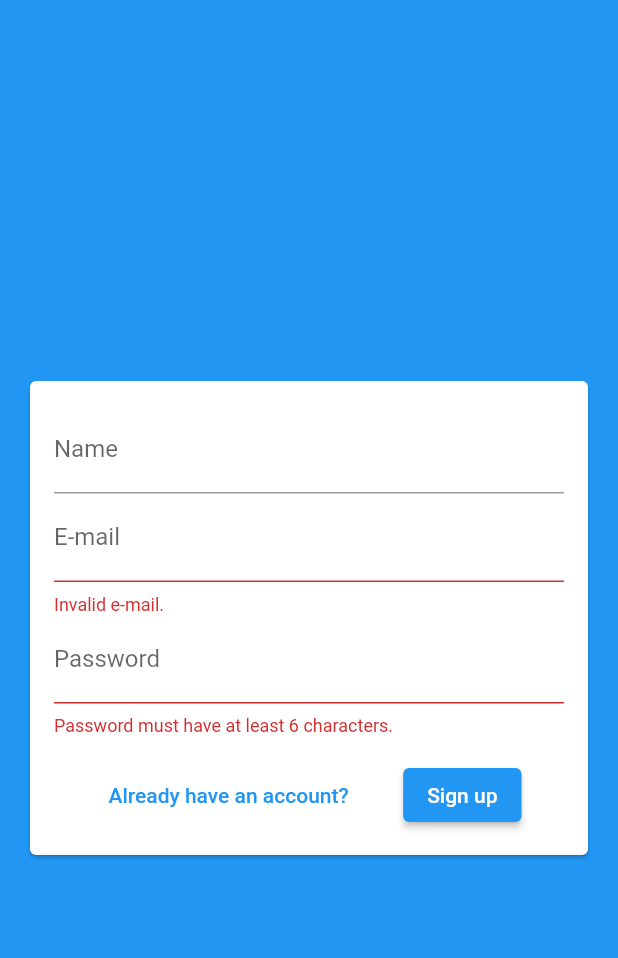
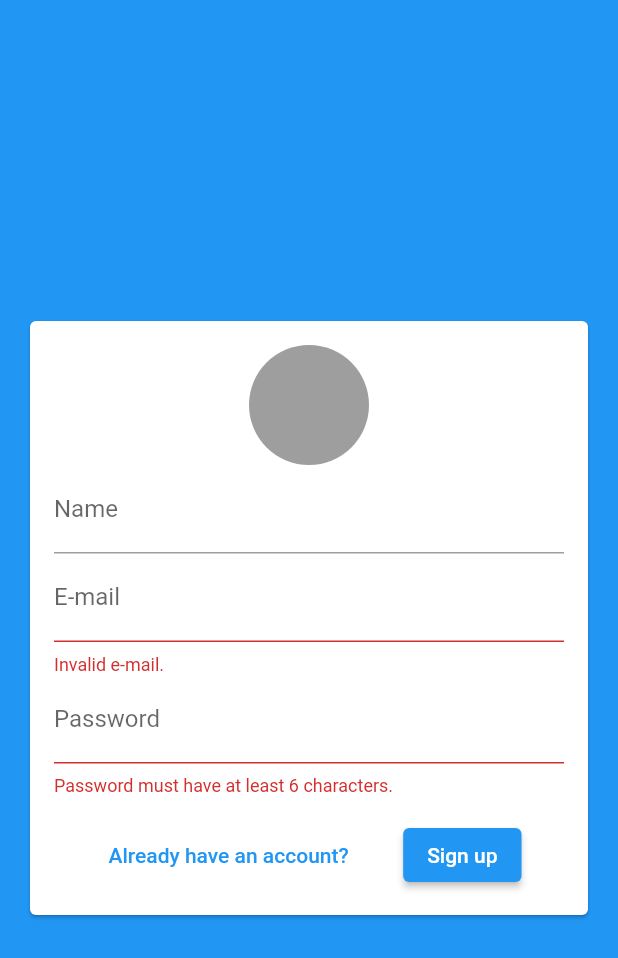
Before and after one commit to Luis020-hub/Chat, a Flutter app: the screen it shows after launch, after a tap on "Login", after a tap on "Create a new account", on a phone screen of 412 x 824 dp. Shown: the top 958 px of the screen. Run offline on Flutter 3.47's test engine with Material 2 defaults, Android fonts, the phone set to English and light mode, and no system bars; our stand-ins replace percent_indicator.

Commit message:
11/04/2023
- Colocando a imagem ao registrar.
- Verificação caso não tenha imagem selecionada.

```diff
--- /dev/null
+++ b/lib/components/user_image_picker.dart
@@ -0,0 +1,29 @@
+import 'dart:io';
+
+import 'package:flutter/material.dart';
+
+class UserImagePicker extends StatefulWidget {
+  const UserImagePicker({
+    super.key,
+    required this.onImagePick,
+  });
+
+  final void Function(File image) onImagePick;
+
+  @override
+  State<UserImagePicker> createState() => _UserImagePickerState();
+}
+
+class _UserImagePickerState extends State<UserImagePicker> {
+  @override
+  Widget build(BuildContext context) {
+    return Column(
+      children: const [
+        CircleAvatar(
+          radius: 40,
+          backgroundColor: Colors.grey,
+        )
+      ],
+    );
+  }
+}
--- a/lib/pages/auth_form.dart
+++ b/lib/pages/auth_form.dart
@@ -1,3 +1,6 @@
+import 'dart:io';
+
+import 'package:chat/components/user_image_picker.dart';
 import 'package:chat/models/auth_form_data.dart';
 import 'package:flutter/material.dart';
 
@@ -17,9 +20,26 @@ class _AuthFormState extends State<AuthForm> {
   final _formKey = GlobalKey<FormState>();
   final _authFormData = AuthFormData();
 
+  void _handleImagePick(File image) {
+    _authFormData.image = image;
+  }
+
   void _submit() {
     final isValid = _formKey.currentState?.validate() ?? false;
     if (!isValid) return;
+
+    void _showError(String msg) {
+      ScaffoldMessenger.of(context).showSnackBar(
+        SnackBar(
+          content: Text(msg),
+          backgroundColor: Theme.of(context).colorScheme.error,
+        ),
+      );
+    }
+
+    if (_authFormData.image == null && _authFormData.isSignup) {
+      return _showError('Image not selected');
+    }
 
     widget.onSubmit(_authFormData);
   }
@@ -29,11 +49,13 @@ class _AuthFormState extends State<AuthForm> {
     return Card(
       margin: const EdgeInsets.all(20),
       child: Padding(
-        padding: const EdgeInsets.all(16.0),
+        padding: const EdgeInsets.all(16),
         child: Form(
           key: _formKey,
           child: Column(
             children: [
+              if (_authFormData.isSignup)
+                UserImagePicker(onImagePick: _handleImagePick),
               if (_authFormData.isSignup)
                 TextFormField(
                   key: const ValueKey('Name'),
```
